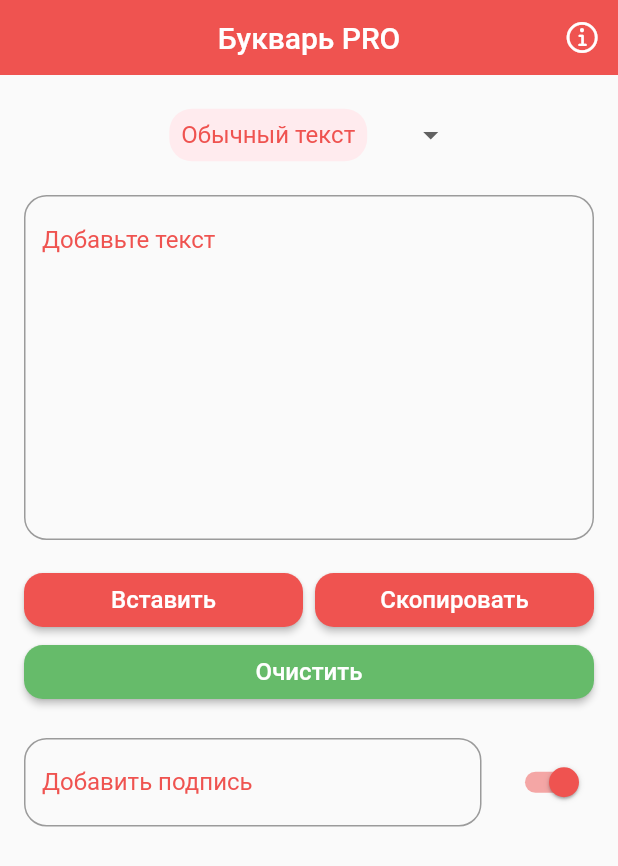
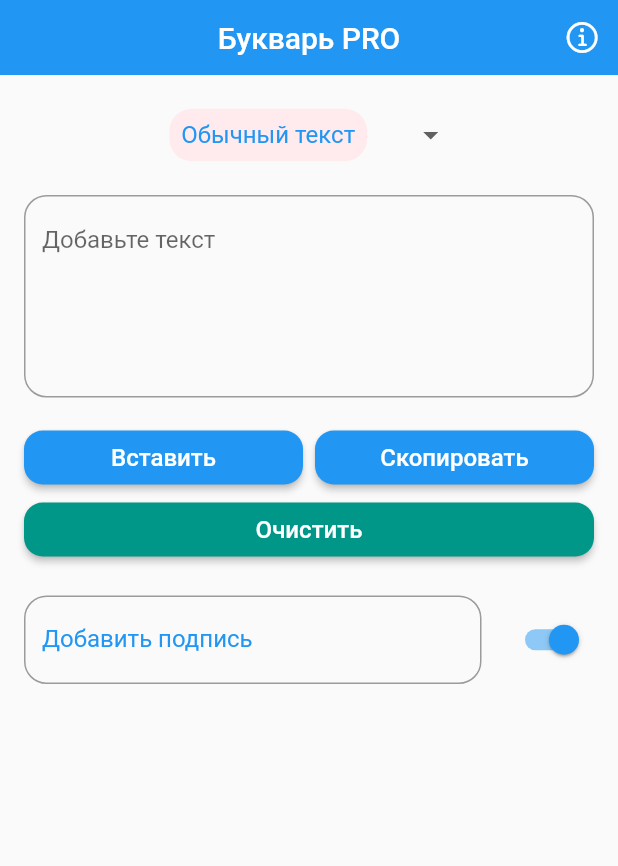
Before and after one commit to JMApps/replacer_pro, a Flutter app: the screen it shows after launch, after a tap on "Скопировать", on a phone screen of 412 x 824 dp. Shown: the top 866 px of the screen. Run offline on Flutter 3.47's test engine with Material 2 defaults, Android fonts, the phone set to English and light mode, and no system bars; our stand-ins replace hive_flutter; missing offline and left inert: clipboard; accounts and stored records are empty.

Commit message:
Fixes bug's with small's

```diff
--- a/lib/presentation/pages/main_content_page.dart
+++ b/lib/presentation/pages/main_content_page.dart
@@ -19,11 +19,13 @@ class MainContentPage extends StatelessWidget {
     FocusScopeNode currentFocus = FocusScope.of(context);
     return GestureDetector(
       child: Scaffold(
+        resizeToAvoidBottomInset: true,
         appBar: const PreferredSize(
           preferredSize: Size(double.maxFinite, 50),
           child: MainAppBar(),
         ),
         body: CupertinoScrollbar(
+          child: SingleChildScrollView(
             child: Column(
               children: const [
                 InputDropDownList(),
@@ -31,6 +33,7 @@ class MainContentPage extends StatelessWidget {
                 MainContentButtons(),
                 DescriptionContentTile(),
               ],
+            ),
           ),
         ),
       ),
--- a/lib/presentation/widgets/description_content_tile.dart
+++ b/lib/presentation/widgets/description_content_tile.dart
@@ -10,7 +10,7 @@ class DescriptionContentTile extends StatelessWidget {
     return ListTile(
       contentPadding: const EdgeInsets.all(16),
       trailing: Switch.adaptive(
-        activeColor: Colors.red[400],
+        activeColor: Colors.blue,
         value: context.watch<DescriptionContentState>().getIsDescription,
         onChanged: (bool onChanged) {
           context.read<DescriptionContentState>().changeSwitchDescription(onChanged);
@@ -26,12 +26,12 @@ class DescriptionContentTile extends StatelessWidget {
         minLines: 1,
         decoration: InputDecoration(
           labelText: context.watch<DescriptionContentState>().getIsDescription ? 'Добавить подпись' : 'Подпись отключена',
-          labelStyle: TextStyle(color: Colors.red[400]),
+          labelStyle: const TextStyle(color: Colors.blue),
           hintText: 'Ссылки, хештеги и пр...',
           focusedBorder: OutlineInputBorder(
             borderRadius: BorderRadius.circular(15),
-            borderSide: BorderSide(
-              color: Colors.red[400]!,
+            borderSide: const BorderSide(
+              color: Colors.blue,
               width: 1.5,
             ),
           ),
--- a/lib/presentation/widgets/input_drop_down_list.dart
+++ b/lib/presentation/widgets/input_drop_down_list.dart
@@ -18,8 +18,8 @@ class InputDropDownList extends StatelessWidget {
         child: DropdownButton(
           value: context.watch<MainContentState>().getDropDownValue,
           elevation: 0,
-          style: TextStyle(
-            color: Colors.red[400],
+          style: const TextStyle(
+            color: Colors.blue,
             fontSize: 16,
           ),
           underline: Container(
--- a/lib/presentation/widgets/main_app_bar.dart
+++ b/lib/presentation/widgets/main_app_bar.dart
@@ -10,7 +10,7 @@ class MainAppBar extends StatelessWidget {
       centerTitle: true,
       elevation: 0,
       title: const Text('Букварь PRO'),
-      backgroundColor: Colors.red[400],
+      backgroundColor: Colors.blue,
       actions: [
         IconButton(
           icon: const Icon(CupertinoIcons.info),
--- a/lib/presentation/widgets/main_content_buttons.dart
+++ b/lib/presentation/widgets/main_content_buttons.dart
@@ -20,7 +20,7 @@ class MainContentButtons extends StatelessWidget {
               child: SizedBox(
                 width: double.maxFinite,
                 child: MaterialButton(
-                  color: Colors.red[400],
+                  color: Colors.blue,
                   shape: RoundedRectangleBorder(
                     borderRadius: BorderRadius.circular(12.5),
                   ),
@@ -33,12 +33,10 @@ class MainContentButtons extends StatelessWidget {
                   ),
                   onPressed: () {
                     FlutterClipboard.paste().then((value) {
-                      context
-                          .read<MainContentState>()
-                          .getMainContentInputTextController
-                          .text = value;
+                      context.read<MainContentState>().getMainContentInputTextController.text = value;
                       context.read<MainContentState>().getCurrentText();
-                    });
+                    },
+                    );
                   },
                 ),
               ),
@@ -49,7 +47,7 @@ class MainContentButtons extends StatelessWidget {
               child: SizedBox(
                 width: double.maxFinite,
                 child: MaterialButton(
-                  color: Colors.red[400],
+                  color: Colors.blue,
                   shape: RoundedRectangleBorder(
                     borderRadius: BorderRadius.circular(12.5),
                   ),
@@ -77,14 +75,17 @@ class MainContentButtons extends StatelessWidget {
                       default:
                         'Обычный текст';
                     }
-                    if (context.read<DescriptionContentState>().getIsDescription) {
-                      context.read<DescriptionContentState>().getDescriptionContent();
-                      if (context.read<DescriptionContentState>().getDescriptionValue.isNotEmpty) {
-                        FlutterClipboard.copy('${context.read<MainContentState>().getDefaultValue}\n\n'
-                            '${context.read<DescriptionContentState>().getDescriptionValue}');
+                    if (context.read<MainContentState>().getDefaultValue.isNotEmpty) {
+                      if (context.read<DescriptionContentState>().getIsDescription) {
+                        if (context.read<DescriptionContentState>().getDescriptionValue.isNotEmpty) {
+                          FlutterClipboard.copy('${context.read<MainContentState>().getDefaultValue}\n\n'
+                              '${context.read<DescriptionContentState>().getDescriptionValue}');
+                        }
+                      } else {
+                        FlutterClipboard.copy(context.read<MainContentState>().getDefaultValue);
                       }
                     } else {
-                      FlutterClipboard.copy(context.read<MainContentState>().getDefaultValue);
+
                     }
                   },
                 ),
@@ -101,7 +102,7 @@ class MainContentButtons extends StatelessWidget {
               child: SizedBox(
                 width: double.maxFinite,
                 child: MaterialButton(
-                  color: Colors.green[400],
+                  color: Colors.teal,
                   shape: RoundedRectangleBorder(
                     borderRadius: BorderRadius.circular(12.5),
                   ),
--- a/lib/presentation/widgets/main_content_text_input.dart
+++ b/lib/presentation/widgets/main_content_text_input.dart
@@ -10,29 +10,26 @@ class MainContentTextInput extends StatelessWidget {
     return Padding(
       padding: const EdgeInsets.all(16),
       child: TextFormField(
-        controller: context.watch<MainContentState>().getMainContentInputTextController,
+        controller:
+            context.watch<MainContentState>().getMainContentInputTextController,
         autofocus: false,
         keyboardType: TextInputType.text,
         textInputAction: TextInputAction.done,
-        maxLines: 10,
-        minLines: 10,
+        maxLines: 7,
+        minLines: 5,
         textAlign: TextAlign.center,
         decoration: InputDecoration(
           labelText: 'Добавьте текст',
           alignLabelWithHint: true,
-          labelStyle: TextStyle(
-            color: Colors.red[400],
-          ),
           floatingLabelAlignment: FloatingLabelAlignment.center,
-          hintText: 'Напишите текст или просто вставьте скопированный и вновь скопируйте его...',
-          hintStyle: TextStyle(
+          hintText: 'Напишите текст или просто вставьте скопированный и преобразуйте его...',
+          hintStyle: const TextStyle(
             fontSize: 16,
-            color: Colors.red[200],
           ),
           focusedBorder: OutlineInputBorder(
             borderRadius: BorderRadius.circular(15),
-            borderSide: BorderSide(
-              color: Colors.red[400]!,
+            borderSide: const BorderSide(
+              color: Colors.blue,
               width: 1.5,
             ),
           ),
```
Lines whose indentation alone changed are shown as unchanged.
